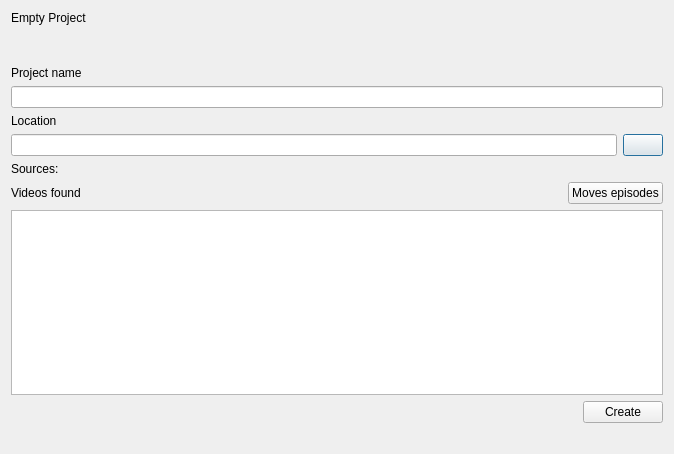
First picture: the form in sore-crow/res/designer/create_project_dialog.ui, repository DatDarkAlpaca/sore-crow, before the edit.
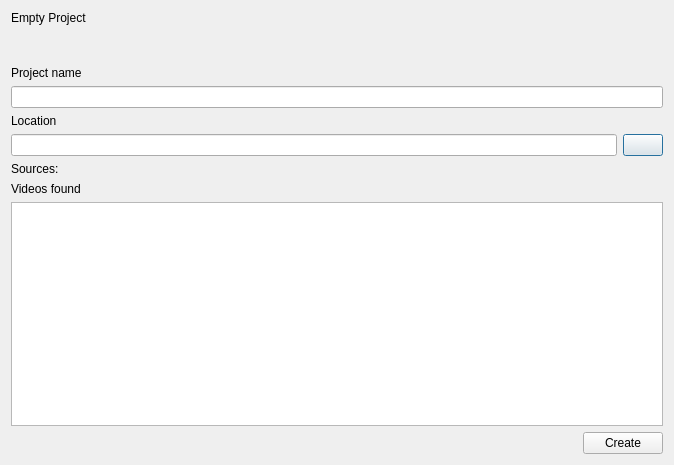
Second picture: the form after the edit. Icons and pictures are not drawn.

What changed in the file:
```diff
--- a/sore-crow/res/designer/create_project_dialog.ui
+++ b/sore-crow/res/designer/create_project_dialog.ui
@@ -7,7 +7,7 @@
     <x>0</x>
     <y>0</y>
     <width>674</width>
-    <height>454</height>
+    <height>465</height>
    </rect>
   </property>
   <property name="windowTitle">
@@ -94,11 +94,6 @@
        <item>
         <layout class="QVBoxLayout" name="verticalLayout">
          <item>
-          <layout class="QHBoxLayout" name="horizontalLayout_3">
-           <property name="topMargin">
-            <number>0</number>
-           </property>
-           <item>
             <widget class="QLabel" name="videosLabel">
              <property name="sizePolicy">
               <sizepolicy hsizetype="Expanding" vsizetype="Preferred">
@@ -112,21 +107,6 @@
             </widget>
            </item>
            <item>
-            <widget class="QPushButton" name="moveEpisodesBtn">
-             <property name="toolTip">
-              <string>Moves all found episodes to a common folder</string>
-             </property>
-             <property name="text">
-              <string>Moves episodes</string>
-             </property>
-             <property name="checkable">
-              <bool>true</bool>
-             </property>
-            </widget>
-           </item>
-          </layout>
-         </item>
-         <item>
           <widget class="QListWidget" name="videosList"/>
          </item>
         </layout>
@@ -162,22 +142,6 @@
      </item>
     </layout>
    </item>
-   <item>
-    <spacer name="verticalSpacer">
-     <property name="orientation">
-      <enum>Qt::Vertical</enum>
-     </property>
-     <property name="sizeType">
-      <enum>QSizePolicy::Fixed</enum>
-     </property>
-     <property name="sizeHint" stdset="0">
-      <size>
-       <width>20</width>
-       <height>20</height>
-      </size>
-     </property>
-    </spacer>
-   </item>
    <item>
     <layout class="QVBoxLayout" name="statusBarLayout"/>
    </item>
```
Left out of the diff: 6 changed lines with no effect on the pictures. Lines whose indentation alone changed are shown as unchanged.
